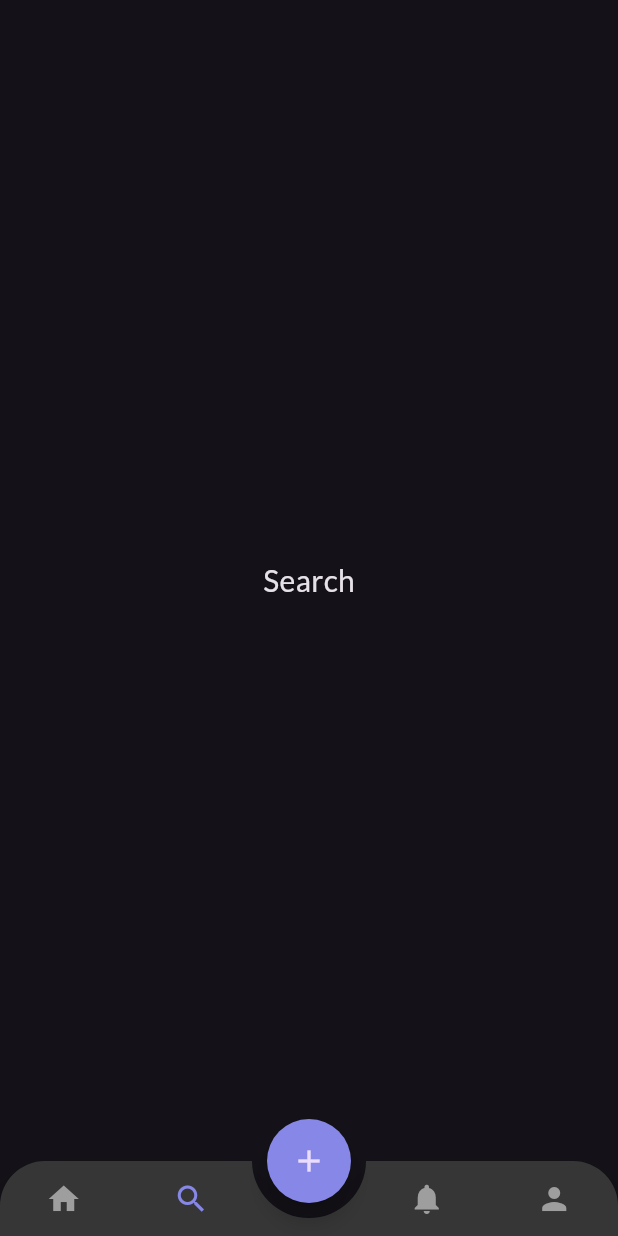
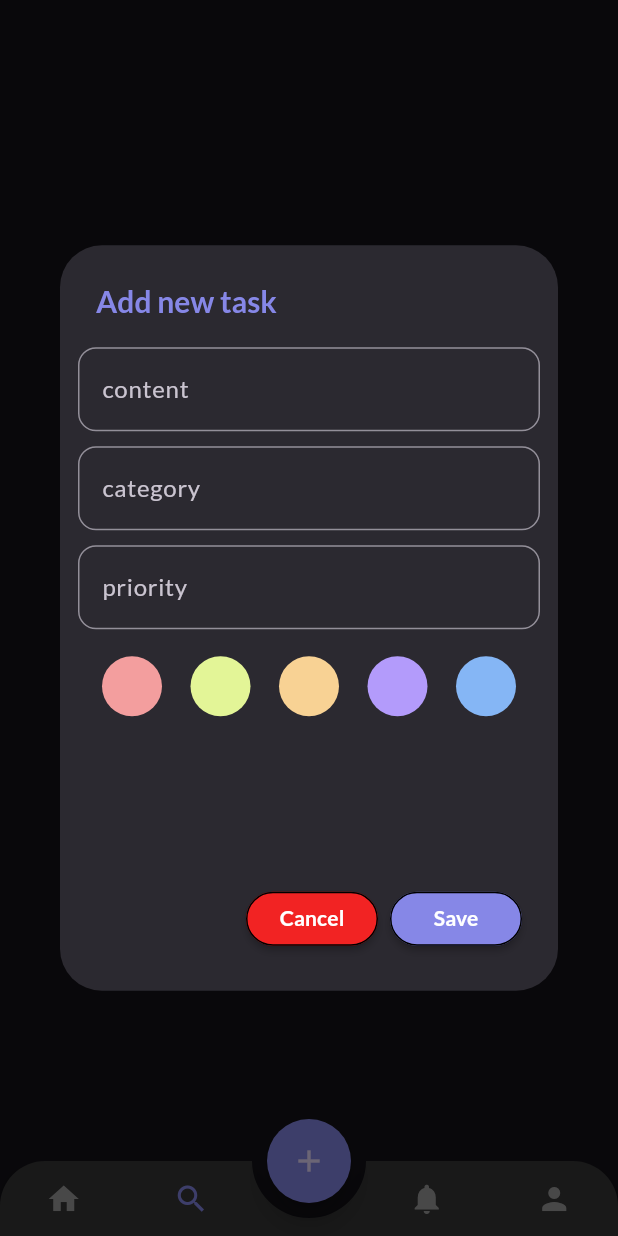
Before and after one commit to MetoIsTheKing/Todo-App, a Flutter app: the screen it shows after launch, item 2 of the bottom bar chosen, after a tap on the "add" icon, on a phone screen of 412 x 824 dp. Run offline on Flutter 3.47's test engine with Material 3 defaults, Android fonts, the phone set to English and light mode, and no system bars; drawn by our look-alikes of animated_bottom_navigation_bar; our stand-ins replace bloc, flutter_bloc, flutter_slidable, supabase_flutter; accounts and stored records are empty.

Commit message:
fetching note from db feature

```diff
--- /dev/null
+++ b/lib/home feature/screen/home_page.dart
@@ -0,0 +1,60 @@
+import 'package:flutter/material.dart';
+import 'package:flutter_bloc/flutter_bloc.dart';
+import 'package:todo_app/core/app_colors.dart';
+import 'package:todo_app/home%20feature/services/cubit/note_cubit.dart';
+import 'package:todo_app/home%20feature/widget/home_widget.dart';
+import 'package:todo_app/home%20feature/widget/note_tile.dart';
+
+class HomePage extends StatefulWidget {
+  const HomePage({super.key});
+
+  @override
+  State<HomePage> createState() => _HomePageState();
+}
+
+class _HomePageState extends State<HomePage> {
+  @override
+  void initState() {
+    super.initState();
+    context.read<NoteCubit>().fetchNotes();
+  }
+
+  @override
+  Widget build(BuildContext context) {
+    // ignore: prefer_const_constructors
+    return BlocBuilder<NoteCubit, NoteState>(
+      builder: (context, state) {
+        if (state is NoteIsLoading) {
+          return const Center(
+              child: CircularProgressIndicator(
+            color: AppColors.accentColor,
+          ));
+        } else if (state is NoteIsEmpty) {
+          return const HomeWidget();
+        } else if (state is NoteError) {
+          return Center(
+            child: Text(state.message),
+          );
+        } else if (state is NoteLoaded) {
+          return ListView.builder(
+            itemCount: state.notes.length,
+            itemBuilder: (context, index) {
+              final note = state.notes[index];
+              final color =
+                  Color(int.parse('FF${note.color}', radix: 16));;
+              return NoteTile(
+                tileColor: color,
+                isCompleted: note.completed,
+                title: note.content,
+                priority: note.priority,
+                category: note.category,
+              );
+            },
+          );
+        } else {
+          return const Center(child: Text('Server Error'));
+        }
+      },
+    );
+  }
+}
--- a/lib/home feature/screen/home_screen.dart
+++ b/lib/home feature/screen/home_screen.dart
@@ -1,7 +1,12 @@
 import 'package:flutter/material.dart';
+import 'package:flutter_bloc/flutter_bloc.dart';
+import 'package:supabase_flutter/supabase_flutter.dart';
 import 'package:todo_app/core/app_colors.dart';
+import 'package:todo_app/home%20feature/screen/home_page.dart';
+import 'package:todo_app/home%20feature/services/cubit/note_cubit.dart';
+import 'package:todo_app/home%20feature/services/notes_repository.dart';
 import 'package:todo_app/home%20feature/widget/bottomnavbar_widget.dart';
-import 'package:todo_app/home%20feature/widget/home_widget.dart';
+import 'package:todo_app/home%20feature/widget/note_dialoge.dart';
 import 'package:todo_app/profile%20feature/screen/profile_screen.dart';
 
 class HomeScreen extends StatefulWidget {
@@ -22,15 +27,20 @@ class _HomeScreenState extends State<HomeScreen> {
   static const TextStyle _textStyle =
       TextStyle(fontSize: 20, fontWeight: FontWeight.w400);
 
-  final List<Widget> screens = const [
-    HomeWidget(),
-    Center(child: Text("Search", style: _textStyle)),
-    Center(child: Text("Notifications", style: _textStyle)),
-    ProfileScreen(),
+  final List<Widget> screens = [
+    BlocProvider(
+      create: (context) => NoteCubit(NoteRepository(Supabase.instance.client)),
+      child: const HomePage(),
+    ),
+    const Center(child: Text("Search", style: _textStyle)),
+    const Center(child: Text("Notifications", style: _textStyle)),
+    const ProfileScreen(),
   ];
 
   void _onFabPressed() {
-    // TODO: Implement FAB functionality (Show Dialog)
+    showDialog(
+        context: context,
+        builder: (BuildContext context) => const NoteDialoge());
   }
 
   @override
@@ -38,9 +48,9 @@ class _HomeScreenState extends State<HomeScreen> {
     return Scaffold(
       appBar: _currentIndex == 0
           ? AppBar(
-              leading: IconButton(
-                onPressed: () => {},
-                icon: const Icon(Icons.sort),
+              leading: const IconButton(
+                onPressed: null,
+                icon: Icon(Icons.sort),
               ),
               backgroundColor: Colors.transparent,
               title: const Text(
--- /dev/null
+++ b/lib/home feature/services/cubit/note_cubit.dart
@@ -0,0 +1,25 @@
+import 'package:bloc/bloc.dart';
+import 'package:meta/meta.dart';
+import 'package:todo_app/home%20feature/services/note_model.dart';
+import 'package:todo_app/home%20feature/services/notes_repository.dart';
+
+part 'note_state.dart';
+
+class NoteCubit extends Cubit<NoteState> {
+  NoteCubit(this.repository) : super(NoteInitial());
+  final NoteRepository repository;
+
+
+  Future<void> fetchNotes() async {
+    emit(NoteIsLoading());
+    try {
+      final notes = await repository.fetchNotes();
+      if(notes.isEmpty){
+        emit(NoteIsEmpty());
+      }
+      emit(NoteLoaded(notes));
+    } catch (e) {
+      emit(NoteError(e.toString()));
+    }
+  }
+}
--- /dev/null
+++ b/lib/home feature/services/cubit/note_state.dart
@@ -0,0 +1,16 @@
+part of 'note_cubit.dart';
+
+@immutable
+sealed class NoteState {}
+
+final class NoteInitial extends NoteState {}
+final class NoteIsLoading extends NoteState {}
+final class NoteIsEmpty extends NoteState {}
+final class NoteError extends NoteState {
+  final String message;
+  NoteError(this.message);
+}
+final class NoteLoaded extends NoteState {
+  final List<Note> notes;
+  NoteLoaded(this.notes);
+}
--- /dev/null
+++ b/lib/home feature/services/note_model.dart
@@ -0,0 +1,41 @@
+class Note {
+  final int id;
+  final String createdAt;
+  final String content;
+  final String color;
+  final String category;
+  final int priority;
+  final bool completed;
+
+  Note(
+      {required this.id,
+      required this.createdAt,
+      required this.content,
+      required this.color,
+      required this.category,
+      required this.priority,
+      required this.completed});
+
+  factory Note.fromJson(Map<String, dynamic> json) {
+    return Note(
+        id: json['id'] as int,
+        createdAt: json['created_at'] as String,
+        content: json['content'] as String,
+        color: json['color'] as String,
+        category: json['category'] as String,
+        priority: json['priority'] as int,
+        completed: json['completed'] as bool);
+  }
+
+  Map<String, dynamic> toJson() {
+    return {
+      'id': id,
+      'created_at': createdAt,
+      'content': content,
+      'color': color,
+      'category': category,
+      'priority': priority,
+      'completed': completed
+    };
+  }
+}
--- /dev/null
+++ b/lib/home feature/services/notes_repository.dart
@@ -0,0 +1,49 @@
+import 'package:supabase_flutter/supabase_flutter.dart';
+import 'package:todo_app/home%20feature/services/note_model.dart';
+
+class NoteRepository {
+  final SupabaseClient client;
+
+  NoteRepository( this.client);
+
+  Future<List<Note>> fetchNotes() async {
+    try {
+      final response = await client
+          .from('notes')
+          .select()
+          .order('created_at', ascending: false);
+
+      // Ensure response is a list of maps
+      final data = response as List<dynamic>;
+      return data.map((note) => Note.fromJson(note as Map<String, dynamic>)).toList();
+    } catch (e) {
+      throw Exception('Error fetching notes: $e');
+    }
+  }
+
+  Future<void> addNote(Note note) async {
+    try {
+      await client.from('notes').insert(note.toJson());
+    } catch (e) {
+      throw Exception('Error adding note: $e');
+    }
+  }
+
+  Future<void> updateNote(int id, Map<String, dynamic> updates) async {
+    try {
+      await client.from('notes').update(updates).eq('id', id);
+    } catch (e) {
+      throw Exception('Error updating note: $e');
+    }
+  }
+
+  Future<void> deleteNote(int id) async {
+    try {
+      await client.from('notes').delete().eq('id', id);
+    } catch (e) {
+      throw Exception('Error deleting note: $e');
+    }
+  }
+
+
+}
--- /dev/null
+++ b/lib/home feature/widget/circle_avatar_border.dart
@@ -0,0 +1,28 @@
+import 'package:flutter/material.dart';
+
+class CircleAvatarWithBorder extends StatelessWidget {
+  final Color color;
+  final bool isSelected;
+
+  const CircleAvatarWithBorder({
+    super.key,
+    required this.color,
+    required this.isSelected, required Color backgroundColor,
+  });
+
+  @override
+  Widget build(BuildContext context) {
+    return Container(
+      decoration: BoxDecoration(
+        shape: BoxShape.circle,
+        border: Border.all(
+          color: isSelected ? const Color.fromARGB(255, 56, 182, 240) : Colors.transparent,
+          width: 3.0,
+        ),
+      ),
+      child: CircleAvatar(
+        backgroundColor: color,
+      ),
+    );
+  }
+}
--- a/lib/home feature/widget/home_widget.dart
+++ b/lib/home feature/widget/home_widget.dart
@@ -7,16 +7,20 @@ class HomeWidget extends StatelessWidget {
   Widget build(BuildContext context) {
     return Container(
       width: double.infinity,
-      height: MediaQuery.of(context).size.height * 0.4,
+      height: MediaQuery.of(context).size.height * 0.6,
       padding: const EdgeInsets.all(20),
       margin: const EdgeInsets.symmetric(horizontal: 20, vertical: 100),
       // decoration: const BoxDecoration(color: Colors.red),
       child: Column(crossAxisAlignment: CrossAxisAlignment.center, children: [
-        SizedBox(
-          width: 225,
-          height: 225,
-          child: Image.asset('assets/images/Home.png'),
-        ),
+        Expanded(
+            child: SizedBox(
+          height: 650,
+          width: 250,
+          child: Image.asset(
+            'assets/images/Home.png',
+            fit: BoxFit.cover,
+          ),
+        )),
         const SizedBox(height: 20),
         const SizedBox(
             child: Text(
--- /dev/null
+++ b/lib/home feature/widget/note_dialoge.dart
@@ -0,0 +1,227 @@
+import 'package:flutter/material.dart';
+import 'package:flutter/services.dart';
+import 'package:todo_app/core/app_colors.dart';
+import 'package:todo_app/home%20feature/widget/circle_avatar_border.dart';
+
+class NoteDialoge extends StatefulWidget {
+  const NoteDialoge({super.key});
+
+  @override
+  State<NoteDialoge> createState() => _NoteDialogeState();
+}
+
+class _NoteDialogeState extends State<NoteDialoge> {
+  String? colorCode;
+  Color selectedColor = AppColors.accentColor;
+  final color1 = const Color.fromARGB(255, 243, 158, 158);
+  final color2 = const Color.fromARGB(255, 227, 245, 151);
+  final color3 = const Color.fromARGB(255, 248, 210, 148);
+  final color4 = const Color.fromARGB(255, 179, 155, 251);
+  final color5 = const Color.fromARGB(255, 133, 182, 245);
+  final _formKey = GlobalKey<FormState>();
+  final titleController = TextEditingController();
+  final categoryController = TextEditingController();
+  final priorityController = TextEditingController();
+  @override
+  void initState() {
+    super.initState();
+    colorCode = selectedColor.value.toRadixString(16).toUpperCase();
+  }
+
+  @override
+  Widget build(BuildContext context) {
+    return AlertDialog(
+      title: const Text(
+        'Add new task',
+        style: TextStyle(
+            color: AppColors.accentColor,
+            fontSize: 20,
+            fontWeight: FontWeight.w700),
+      ),
+      scrollable: true,
+      contentPadding: const EdgeInsets.all(12),
+      clipBehavior: Clip.antiAlias,
+      content: Container(
+        height: 350,
+        width: MediaQuery.of(context).size.width * .9,
+        decoration: BoxDecoration(
+            borderRadius: BorderRadius.circular(16), color: Colors.transparent),
+        child: Form(
+          key: _formKey,
+          child: Column(
+            mainAxisAlignment: MainAxisAlignment.start,
+            children: [
+              const SizedBox(
+                height: 5,
+              ),
+              TextFormField(
+                controller: titleController,
+                decoration: InputDecoration(
+                  labelText: 'content',
+                  hintText: 'do something',
+                  hintStyle: TextStyle(color: Colors.grey[800], fontSize: 14),
+                  border: const OutlineInputBorder(
+                    borderRadius: BorderRadius.all(Radius.circular(12)),
+                  ),
+                  fillColor: Colors.transparent,
+                  focusColor: Colors.white,
+                  hoverColor: const Color.fromARGB(255, 120, 122, 213),
+                ),
+                validator: (value) {
+                  if (value == null || value.isEmpty) {
+                    return 'Please enter a task';
+                  }
+                  return null;
+                },
+              ),
+              const SizedBox(
+                height: 10,
+              ),
+              TextFormField(
+                controller: categoryController,
+                decoration: InputDecoration(
+                  labelText: 'category',
+                  hintText: 'ex: work',
+                  hintStyle: TextStyle(color: Colors.grey[800], fontSize: 14),
+                  border: const OutlineInputBorder(
+                    borderRadius: BorderRadius.all(Radius.circular(12)),
+                  ),
+                  fillColor: Colors.transparent,
+                  focusColor: Colors.white,
+                  hoverColor: const Color.fromARGB(255, 120, 122, 213),
+                ),
+                validator: (value) {
+                  if (value == null || value.isEmpty) {
+                    return 'Please enter a category';
+                  }
+                  return null;
+                },
+              ),
+              const SizedBox(
+                height: 10,
+              ),
+              TextFormField(
+                keyboardType: TextInputType.number,
+                inputFormatters: <TextInputFormatter>[
+                  FilteringTextInputFormatter.digitsOnly
+                ],
+                controller: priorityController,
+                decoration: InputDecoration(
+                  labelText: 'priority',
+                  hintText: 'eg : 1,2,3,4',
+                  hintStyle: TextStyle(color: Colors.grey[800], fontSize: 14),
+                  border: const OutlineInputBorder(
+                    borderRadius: BorderRadius.all(Radius.circular(12)),
+                  ),
+                  fillColor: Colors.transparent,
+                  focusColor: Colors.white,
+                  hoverColor: const Color.fromARGB(255, 120, 122, 213),
+                ),
+                validator: (value) {
+                  if (value == null || value.isEmpty) {
+                    return 'Please enter a priority';
+                  } else if (int.parse(value) > 6 || int.parse(value) < 1) {
+                    return 'Please enter a priority number from 1 to 6';
+                  }
+                  return null;
+                },
+              ),
+              const SizedBox(
+                height: 15,
+              ),
+              Row(
+                mainAxisAlignment: MainAxisAlignment.spaceEvenly,
+                children: [
+                  GestureDetector(
+                    onTap: () {
+                      setState(() {
+                        selectedColor = color1;
+                      });
+                    },
+                    child: CircleAvatarWithBorder(
+                      color: color1,
+                      isSelected: selectedColor == color1,
+                      backgroundColor: color1,
+                    ),
+                  ),
+                  GestureDetector(
+                    onTap: () {
+                      setState(() {
+                        selectedColor = color2;
+                      });
+                    },
+                    child: CircleAvatarWithBorder(
+                      color: color2,
+                      isSelected: selectedColor == color2,
+                      backgroundColor: color2,
+                    ),
+                  ),
+                  GestureDetector(
+                    onTap: () {
+                      setState(() {
+                        selectedColor = color3;
+                      });
+                    },
+                    child: CircleAvatarWithBorder(
+                      color: color3,
+                      isSelected: selectedColor == color3,
+                      backgroundColor: color3,
+                    ),
+                  ),
+                  GestureDetector(
+                    onTap: () {
+                      setState(() {
+                        selectedColor = color4;
+                      });
+                    },
+                    child: CircleAvatarWithBorder(
+                      color: color4,
+                      isSelected: selectedColor == color4,
+                      backgroundColor: color4,
+                    ),
+                  ),
+                  GestureDetector(
+                    onTap: () {
+                      setState(() {
+                        selectedColor = color5;
+                      });
+                    },
+                    child: CircleAvatarWithBorder(
+                      color: color5,
+                      isSelected: selectedColor == color5,
+                      backgroundColor: color5,
+                    ),
+                  )
+                ],
+              ),
+            ],
+          ),
+        ),
+      ),
+      actions: [
+        MaterialButton(
+          color: const Color.fromARGB(255, 242, 35, 35),
+          onPressed: () => Navigator.pop(context),
+          shape: const StadiumBorder(side: BorderSide()),
+          child: const Text(
+            'Cancel',
+            style: TextStyle(fontSize: 14),
+          ),
+        ),
+        MaterialButton(
+          shape: const StadiumBorder(side: BorderSide()),
+          color: AppColors.accentColor,
+          onPressed: () {
+            if (_formKey.currentState!.validate()) {
+              ScaffoldMessenger.of(context).showSnackBar(
+                const SnackBar(content: Text('Processing Data')),
+              );
+              Navigator.pop(context);
+            }
+          },
+          child: const Text('Save', style: TextStyle(fontSize: 14)),
+        ),
+      ],
+    );
+  }
+}
--- a/lib/main.dart
+++ b/lib/main.dart
@@ -1,3 +1,11 @@
 import 'package:flutter/material.dart';
+import 'package:supabase_flutter/supabase_flutter.dart';
 import 'package:todo_app/app.dart';
-void main() =>runApp(const TodoApp());
+void main() async{
+  await Supabase.initialize(
+    url: 'https://hisdccraqvdruujjarpg.supabase.co',
+    anonKey:
+        'eyJhbGciOiJIUzI1NiIsInR5cCI6IkpXVCJ9.eyJpc3MiOiJzdXBhYmFzZSIsInJlZiI6Imhpc2RjY3JhcXZkcnV1amphcnBnIiwicm9sZSI6ImFub24iLCJpYXQiOjE3MzM3NDQzMjQsImV4cCI6MjA0OTMyMDMyNH0.JulpNx8QCvwcV-lLawoHrKsZExJYXstAcwG9qmUcOVE',
+  );
+  runApp(const TodoApp());
+  }
--- a/pubspec.yaml
+++ b/pubspec.yaml
@@ -9,13 +9,15 @@ environment:
   sdk: ^3.5.4
 
 dependencies:
-  curved_navigation_bar: ^1.0.6 #latest version
   animated_bottom_navigation_bar: ^1.3.3
   bloc: ^8.1.4
   cupertino_icons: ^1.0.8
+  curved_navigation_bar: ^1.0.6
   flutter:
     sdk: flutter
   flutter_bloc: ^8.1.6
+  flutter_slidable: ^3.1.2
+  meta: ^1.15.0
   supabase_flutter: ^2.8.1
 
 dev_dependencies:
```
Also changed, not shown: lib/config/app_routes.dart (+5 -5 lines), lib/home feature/widget/note_tile.dart (added, +197 -0 lines), lib/profile feature/screen/profile_screen.dart (+5 -3 lines), pubspec.lock.
